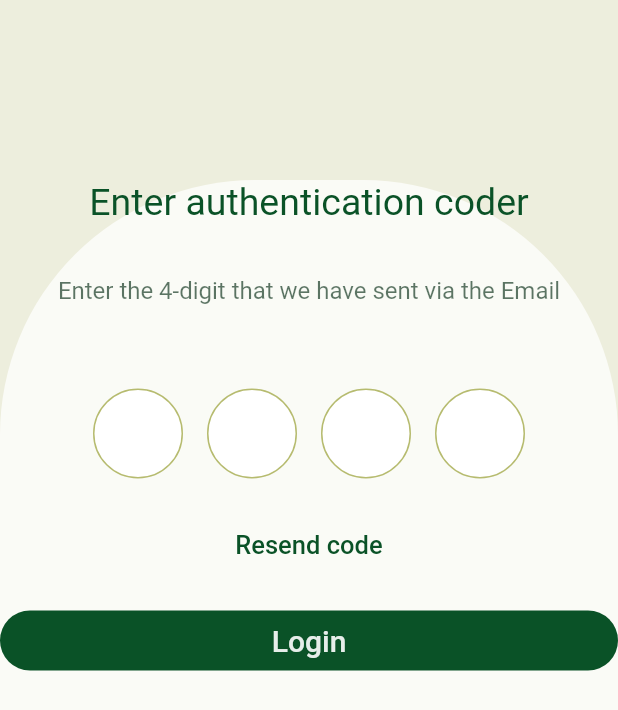
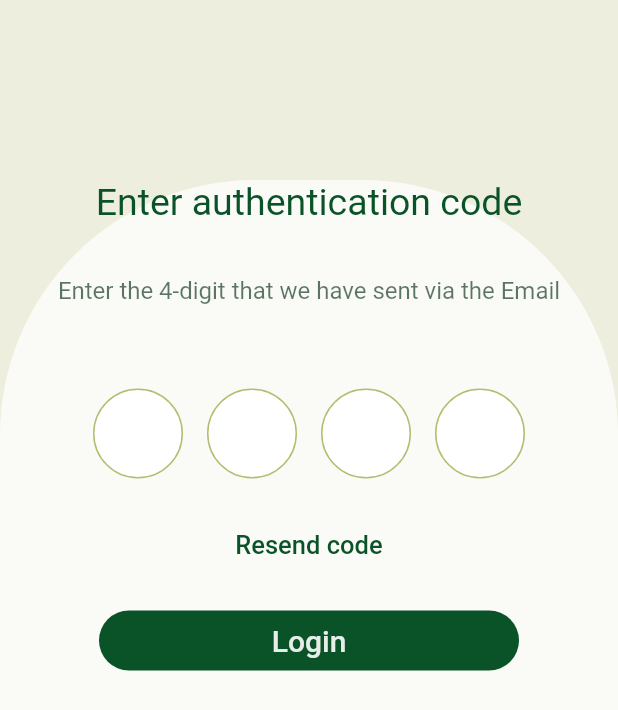
Before and after one commit to 2023-Nerror-SolutionChallenge/Front, a Flutter app: the ForgetPwEmailPage screen opened by its route, on a phone screen of 412 x 824 dp. Shown: the top 710 px of the screen. Run offline on Flutter 3.47's test engine with Material 2 defaults, Android fonts, the phone set to English and light mode, and no system bars; drawn by our look-alikes of pinput.

Commit message:
Design : 문구 및 버튼 수정
Register 버튼 폰트 수정
Forget_pw_email 버튼 너비 수정
Forget_pw 안내문구 수정

```diff
--- a/marbon/lib/main.dart
+++ b/marbon/lib/main.dart
@@ -38,7 +38,7 @@ class MyApp extends StatelessWidget {
         "/register": (context) => const RegisterPage(),
         "/register_email": (context) => RegisterEmailPage(),
         "/forget_pw": (context) => ForgetPwPage(),
-        "/forget_pw_email": (context) => const ForgetPwEmailPage(),
+        "/forget_pw_email": (context) => ForgetPwEmailPage(),
         "/smart_scan": (context) => const SmartScan(),
       },
     );
--- a/marbon/lib/screens/login/forget_pw_email_page.dart
+++ b/marbon/lib/screens/login/forget_pw_email_page.dart
@@ -4,7 +4,9 @@ import 'package:marbon/size.dart';
 import 'package:marbon/widgets/login/email_pinput.dart';
 
 class ForgetPwEmailPage extends StatelessWidget {
-  const ForgetPwEmailPage({super.key});
+  final _formKey = GlobalKey<FormState>();
+
+  ForgetPwEmailPage({super.key});
 
   @override
   Widget build(BuildContext context) {
@@ -26,7 +28,7 @@ class ForgetPwEmailPage extends StatelessWidget {
               child: ListView(
                 children: [
                   const Text(
-                    "Enter authentication coder",
+                    "Enter authentication code",
                     style: TextStyle(
                       fontSize: 25,
                       color: dark_green_color,
@@ -54,6 +56,10 @@ class ForgetPwEmailPage extends StatelessWidget {
                   const SizedBox(
                     height: 40,
                   ),
+                  Form(
+                      key: _formKey,
+                      child: Column(
+                        children: [
                           const EmailPinput(),
                           const SizedBox(
                             height: 20,
@@ -84,10 +90,48 @@ class ForgetPwEmailPage extends StatelessWidget {
                                 // 인증코드가 맞는지 확인하고
                                 // 맞으면 이메일로 이전 비밀번호 보내주고 로그인페이지로 이동 (보냈다고 팝업띄우기)
                                 // 인증코드가 틀리다면 잘못된 코드입니다 알림 띄우고 숫자 지우기
+                                if (_formKey.currentState!.validate()) {
                                   Navigator.pushNamed(context, "/login");
+                                }
                               },
                             ),
                           ),
+                        ],
+                      )),
+                  // const EmailPinput(),
+                  // const SizedBox(
+                  //   height: 20,
+                  // ),
+                  // TextButton(
+                  //   style: TextButton.styleFrom(
+                  //     backgroundColor: transparent_color,
+                  //     foregroundColor: dark_green_color,
+                  //   ),
+                  //   child: const Text(
+                  //     "Resend code",
+                  //     style: TextStyle(fontSize: 17),
+                  //   ),
+                  //   onPressed: () {
+                  //     // 코드 다시 전송하는 함수
+                  //   },
+                  // ),
+                  // const SizedBox(height: 20),
+                  // SizedBox(
+                  //   width: button_width,
+                  //   height: button_height,
+                  //   child: TextButton(
+                  //     child: const Text(
+                  //       "Login",
+                  //       style: TextStyle(fontSize: 20),
+                  //     ),
+                  //     onPressed: () {
+                  //       // 인증코드가 맞는지 확인하고
+                  //       // 맞으면 이메일로 이전 비밀번호 보내주고 로그인페이지로 이동 (보냈다고 팝업띄우기)
+                  //       // 인증코드가 틀리다면 잘못된 코드입니다 알림 띄우고 숫자 지우기
+                  //       Navigator.pushNamed(context, "/login");
+                  //     },
+                  //   ),
+                  // ),
                 ],
               ),
             ),
--- a/marbon/lib/screens/login/forget_pw_page.dart
+++ b/marbon/lib/screens/login/forget_pw_page.dart
@@ -42,13 +42,13 @@ class ForgetPwPage extends StatelessWidget {
                       mainAxisAlignment: MainAxisAlignment.center,
                       children: const [
                         Text(
-                          "Don't worry! Please enter the phone ",
+                          "Don't worry! Please enter the Email ",
                           textAlign: TextAlign.center,
                           style: TextStyle(
                               fontSize: 16, color: explain_text_color),
                         ),
                         Text(
-                          "number linked with your account",
+                          "linked with your account",
                           textAlign: TextAlign.center,
                           style: TextStyle(
                             fontSize: 16,
--- a/marbon/lib/widgets/login/register_form.dart
+++ b/marbon/lib/widgets/login/register_form.dart
@@ -23,13 +23,16 @@ class RegisterForm extends StatelessWidget {
             width: button_width,
             height: button_height,
             child: TextButton(
+              child: const Text(
+                "Register",
+                style: TextStyle(fontSize: 20),
+              ),
               onPressed: () {
                 // 3. 유효성 검사
                 if (_formKey.currentState!.validate()) {
                   Navigator.pushNamed(context, "/register_email");
                 }
               },
-              child: const Text("Register"),
             ),
           ),
         ],
```
Lines whose indentation alone changed are shown as unchanged.
